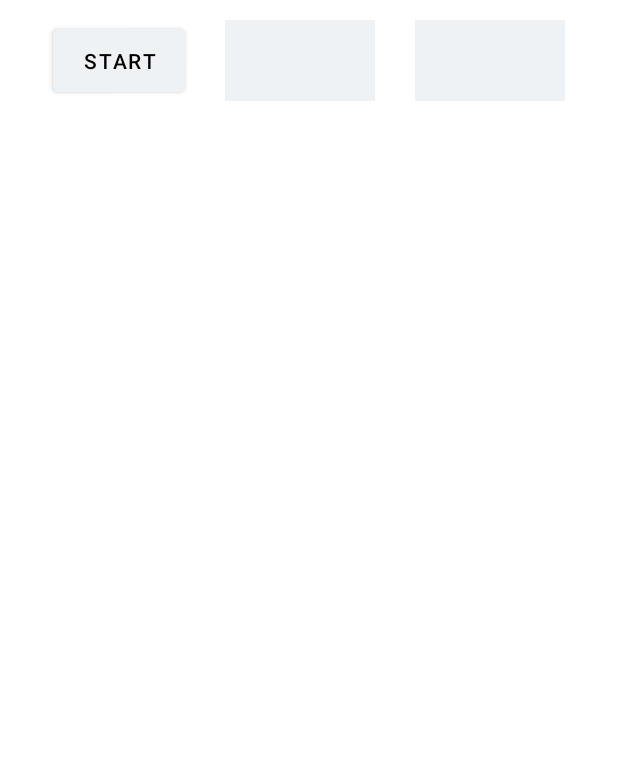
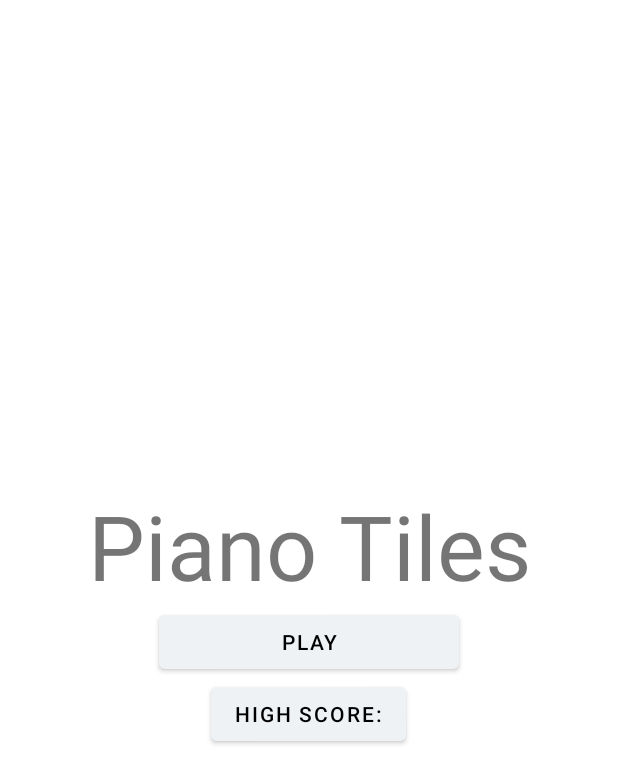
Before and after one commit to gianmartind/PianoTiles, an Android app: the screen it shows after launch (MainActivity), on a phone screen of 412 x 824 dp. Shown: the top 784 px of the screen. Run offline under Robolectric (Android 15) with nearby library versions, the phone set to English and light mode, and no system bars.

Commit message:
game over page, main game fix, color change

```diff
--- a/app/src/main/java/com/example/pianotiles/FragmentListener.java
+++ b/app/src/main/java/com/example/pianotiles/FragmentListener.java
@@ -2,5 +2,6 @@ package com.example.pianotiles;
 
 public interface FragmentListener {
     void changePage(int i);
+    void setScore(int score);
     void closeApplication();
 }
--- /dev/null
+++ b/app/src/main/java/com/example/pianotiles/GameoverFragment.java
@@ -0,0 +1,79 @@
+package com.example.pianotiles;
+
+import android.content.Context;
+import android.os.Bundle;
+import android.view.LayoutInflater;
+import android.view.View;
+import android.view.ViewGroup;
+import android.widget.Button;
+import android.widget.TextView;
+
+import androidx.annotation.NonNull;
+import androidx.annotation.Nullable;
+import androidx.fragment.app.Fragment;
+
+public class GameoverFragment extends Fragment implements GameoverFragmentPresenter.IGameoverFragment, View.OnClickListener {
+    FragmentListener fragmentListener;
+    TextView score;
+    Button playAgain, backMenu;
+    GameoverFragmentPresenter gameoverFragmentPresenter;
+
+    public GameoverFragment(){}
+
+    @Nullable
+    @Override
+    public View onCreateView(@NonNull LayoutInflater inflater, @Nullable ViewGroup container, @Nullable Bundle savedInstanceState) {
+        View view = inflater.inflate(R.layout.fragment_gameover, container, false);
+
+        this.score = view.findViewById(R.id.score);
+        this.playAgain = view.findViewById(R.id.play_again);
+        this.backMenu = view.findViewById(R.id.back_menu);
+
+        this.gameoverFragmentPresenter = new GameoverFragmentPresenter(this.getArguments().getInt("score", 0), this);
+
+        this.playAgain.setOnClickListener(this);
+        this.backMenu.setOnClickListener(this);
+
+        this.gameoverFragmentPresenter.loadData();
+
+        return view;
+    }
+
+    public void onAttach(Context context){
+        super.onAttach(context);
+        if(context instanceof FragmentListener){
+            this.fragmentListener = (FragmentListener) context;
+        } else{
+            throw new ClassCastException(context.toString() + " must implement FragmentListener");
+        }
+    }
+
+    public static GameoverFragment newInstance(int score){
+        GameoverFragment fragment = new GameoverFragment();
+
+        Bundle args = new Bundle();
+        args.putInt("score", score);
+        fragment.setArguments(args);
+
+        return fragment;
+    }
+
+    @Override
+    public void setScore(int score) {
+        this.score.setText("Your Score: " + Integer.toString(score));
+    }
+
+    @Override
+    public void changePage(int page) {
+        this.fragmentListener.changePage(page);
+    }
+
+    @Override
+    public void onClick(View v) {
+        if(v == this.playAgain){
+            this.gameoverFragmentPresenter.playAgain();
+        } else if(v == this.backMenu){
+            this.gameoverFragmentPresenter.backToMenu();
+        }
+    }
+}
--- /dev/null
+++ b/app/src/main/java/com/example/pianotiles/HomeFragment.java
@@ -0,0 +1,48 @@
+package com.example.pianotiles;
+
+import android.content.Context;
+import android.os.Bundle;
+import android.view.LayoutInflater;
+import android.view.View;
+import android.view.ViewGroup;
+import android.widget.Button;
+
+import androidx.annotation.NonNull;
+import androidx.annotation.Nullable;
+import androidx.fragment.app.Fragment;
+
+public class HomeFragment extends Fragment implements View.OnClickListener {
+    Button startGame, highScore;
+    FragmentListener fragmentListener;
+
+    public HomeFragment(){}
+
+    @Nullable
+    @Override
+    public View onCreateView(@NonNull LayoutInflater inflater, @Nullable ViewGroup container, @Nullable Bundle savedInstanceState) {
+        View view = inflater.inflate(R.layout.fragment_home, container, false);
+        this.startGame = view.findViewById(R.id.btn_start);
+        this.highScore = view.findViewById(R.id.btn_high_score);
+
+        this.startGame.setOnClickListener(this);
+        this.highScore.setOnClickListener(this);
+
+        return view;
+    }
+
+    public void onAttach(Context context){
+        super.onAttach(context);
+        if(context instanceof FragmentListener){
+            this.fragmentListener = (FragmentListener) context;
+        } else{
+            throw new ClassCastException(context.toString() + " must implement FragmentListener");
+        }
+    }
+
+    @Override
+    public void onClick(View v) {
+        if(v == this.startGame){
+            this.fragmentListener.changePage(1);
+        }
+    }
+}
--- a/app/src/main/java/com/example/pianotiles/MainActivity.java
+++ b/app/src/main/java/com/example/pianotiles/MainActivity.java
@@ -13,6 +13,8 @@ public class MainActivity extends AppCompatActivity implements FragmentListener{
     ActivityMainBinding bind;
     FragmentManager fragmentManager;
     MainFragment mainFragment;
+    GameoverFragment gameoverFragment;
+    HomeFragment homeFragment;
 
     @Override
     protected void onCreate(Bundle savedInstanceState) {
@@ -22,19 +24,30 @@ public class MainActivity extends AppCompatActivity implements FragmentListener{
         setContentView(view);
 
         this.fragmentManager = this.getSupportFragmentManager();
+        this.homeFragment = new HomeFragment();
         this.mainFragment = new MainFragment();
+        this.gameoverFragment = GameoverFragment.newInstance(0);
 
-        changePage(1);
+        changePage(0);
 
     }
 
     @Override
     public void changePage(int i) {
         FragmentTransaction ft = this.fragmentManager.beginTransaction();
-        if(i == 1) {
+        if(i == 0){
+            ft.replace(R.id.fragment_container, this.homeFragment).addToBackStack(null);
+        } else if(i == 1) {
             ft.replace(R.id.fragment_container, this.mainFragment).addToBackStack(null);
+        } else if(i == 2){
+            ft.replace(R.id.fragment_container, this.gameoverFragment).addToBackStack(null);
         }
         ft.commit();
+    }
+
+    @Override
+    public void setScore(int score) {
+        this.gameoverFragment = GameoverFragment.newInstance(score);
     }
 
     @Override
--- a/app/src/main/java/com/example/pianotiles/ThreadHandler.java
+++ b/app/src/main/java/com/example/pianotiles/ThreadHandler.java
@@ -34,7 +34,8 @@ public class ThreadHandler extends Handler {
         } else if(msg.what == ThreadHandler.POP_OUT){
             this.mainFragmentPresenter.popOut();
         } else if(msg.what == ThreadHandler.GENERATE){
-            this.mainFragmentPresenter.test();
+            int param = (int) msg.obj;
+            this.mainFragmentPresenter.generate(param);
         } else if(msg.what == ThreadHandler.REMOVE_HEALTH){
             this.mainFragmentPresenter.removeHealth();
         }
@@ -73,9 +74,10 @@ public class ThreadHandler extends Handler {
         this.sendMessage(msg);
     }
 
-    public void generate(){
+    public void generate(int pos){
         Message msg = new Message();
         msg.what = ThreadHandler.GENERATE;
+        msg.obj = pos;
         this.sendMessage(msg);
     }
 }
--- a/app/src/main/res/layout/fragment_home.xml
+++ b/app/src/main/res/layout/fragment_home.xml
@@ -10,12 +10,12 @@
         android:layout_width="match_parent"
         android:layout_height="wrap_content"
         android:textAlignment="center"
-        android:textSize="30sp"
+        android:textSize="60sp"
         android:text="@string/fragment_home"/>
 
     <Button
-        android:id="@+id/btn_home"
-        android:layout_width="wrap_content"
+        android:id="@+id/btn_start"
+        android:layout_width="200dp"
         android:layout_height="wrap_content"
         android:text="@string/btn_home"/>
 
@@ -23,6 +23,6 @@
         android:id="@+id/btn_high_score"
         android:layout_width="wrap_content"
         android:layout_height="wrap_content"
-        android:text="High Score"/>
+        android:text="@string/high_score"/>
 
 </LinearLayout>
--- a/app/src/main/res/layout/fragment_main.xml
+++ b/app/src/main/res/layout/fragment_main.xml
@@ -1,24 +1,24 @@
 <?xml version="1.0" encoding="utf-8"?>
-<LinearLayout
+<RelativeLayout
     xmlns:android="http://schemas.android.com/apk/res/android"
     android:layout_width="match_parent"
     android:layout_height="match_parent"
     android:orientation="vertical">
+
+    <android.widget.Button
+        android:id="@+id/start_btn"
+        android:layout_width="200dp"
+        android:layout_height="70dp"
+        android:layout_centerHorizontal="true"
+        android:layout_centerVertical="true"
+        android:background="@drawable/custom_button"
+        android:text="@string/start" />
 
     <LinearLayout
         android:layout_width="match_parent"
         android:layout_height="wrap_content"
         android:gravity="center"
         android:elevation="1dp">
-
-        <Button
-            android:id="@+id/start_btn"
-            android:layout_width="wrap_content"
-            android:layout_height="match_parent"
-            android:layout_margin="20px"
-            android:backgroundTint="@color/lightBlue"
-            android:text="START"
-            android:textColor="@color/black" />
 
         <TextView
             android:id="@+id/score"
@@ -29,6 +29,7 @@
             android:padding="10px"
             android:textColor="@color/black"
             android:textSize="30sp"
+            android:visibility="invisible"
             android:textAlignment="center"/>
 
         <TextView
@@ -40,6 +41,7 @@
             android:padding="10px"
             android:textColor="@color/black"
             android:textSize="30sp"
+            android:visibility="invisible"
             android:textAlignment="center"/>
 
     </LinearLayout>
@@ -55,4 +57,4 @@
             android:layout_weight="1" />
 
     </LinearLayout>
-</LinearLayout>
+</RelativeLayout>
--- a/app/src/main/res/values-night/themes.xml
+++ b/app/src/main/res/values-night/themes.xml
@@ -2,8 +2,8 @@
     <!-- Base application theme. -->
     <style name="Theme.PianoTiles" parent="Theme.MaterialComponents.DayNight.DarkActionBar">
         <!-- Primary brand color. -->
-        <item name="colorPrimary">@color/purple_200</item>
-        <item name="colorPrimaryVariant">@color/purple_700</item>
+        <item name="colorPrimary">@color/lightBlue</item>
+        <item name="colorPrimaryVariant">@color/darkBlue</item>
         <item name="colorOnPrimary">@color/black</item>
         <!-- Secondary brand color. -->
         <item name="colorSecondary">@color/teal_200</item>
--- a/app/src/main/res/values/colors.xml
+++ b/app/src/main/res/values/colors.xml
@@ -8,4 +8,5 @@
     <color name="black">#FF000000</color>
     <color name="white">#FFFFFFFF</color>
     <color name="lightBlue">#EEF2F5</color>
+    <color name="darkBlue">#000080</color>
 </resources>
--- a/app/src/main/res/values/themes.xml
+++ b/app/src/main/res/values/themes.xml
@@ -2,9 +2,9 @@
     <!-- Base application theme. -->
     <style name="Theme.PianoTiles" parent="Theme.MaterialComponents.DayNight.DarkActionBar">
         <!-- Primary brand color. -->
-        <item name="colorPrimary">@color/purple_500</item>
-        <item name="colorPrimaryVariant">@color/purple_700</item>
-        <item name="colorOnPrimary">@color/white</item>
+        <item name="colorPrimary">@color/lightBlue</item>
+        <item name="colorPrimaryVariant">@color/darkBlue</item>
+        <item name="colorOnPrimary">@color/black</item>
         <!-- Secondary brand color. -->
         <item name="colorSecondary">@color/teal_200</item>
         <item name="colorSecondaryVariant">@color/teal_700</item>
```
Also changed, not shown: app/src/main/java/com/example/pianotiles/GameoverFragmentPresenter.java (added, +28 -0 lines), app/src/main/java/com/example/pianotiles/MainFragment.java (+23 -1 lines), app/src/main/java/com/example/pianotiles/MainFragmentPresenter.java (+5 -5 lines), app/src/main/java/com/example/pianotiles/MainThread.java (+10 -11 lines), app/src/main/java/com/example/pianotiles/PlayThread.java (+19 -1 lines), app/src/main/res/drawable/custom_button.xml (added, +14 -0 lines), app/src/main/res/layout/fragment_gameover.xml (added, +58 -0 lines), app/src/main/res/values/strings.xml (+6 -1 lines).
